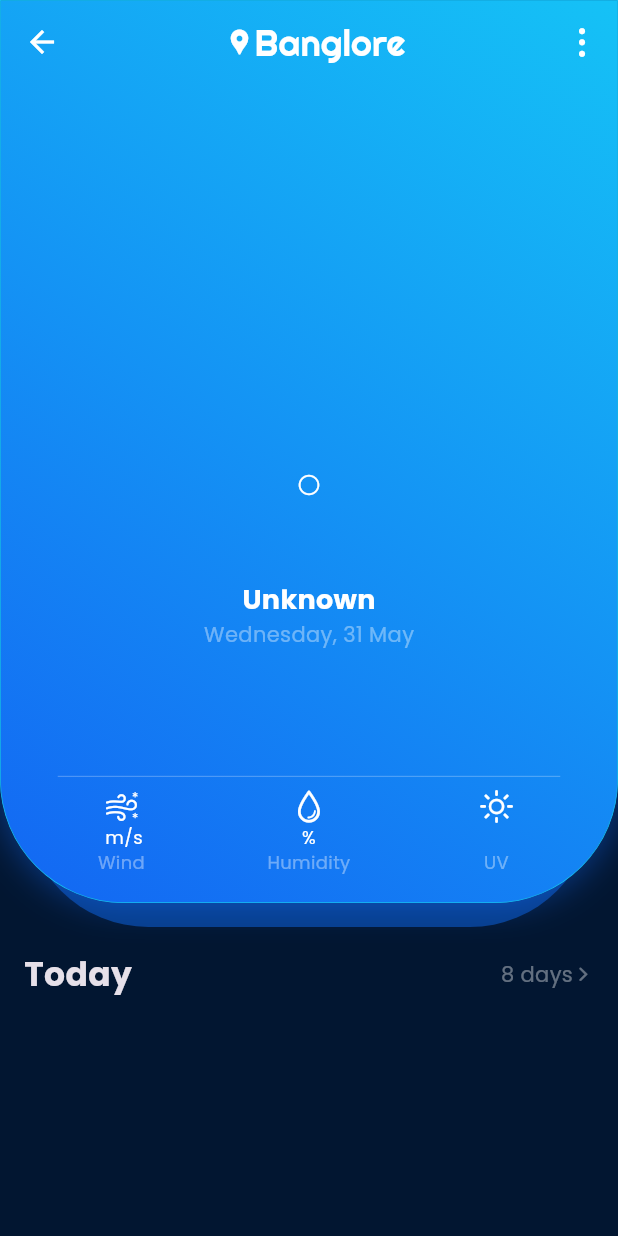
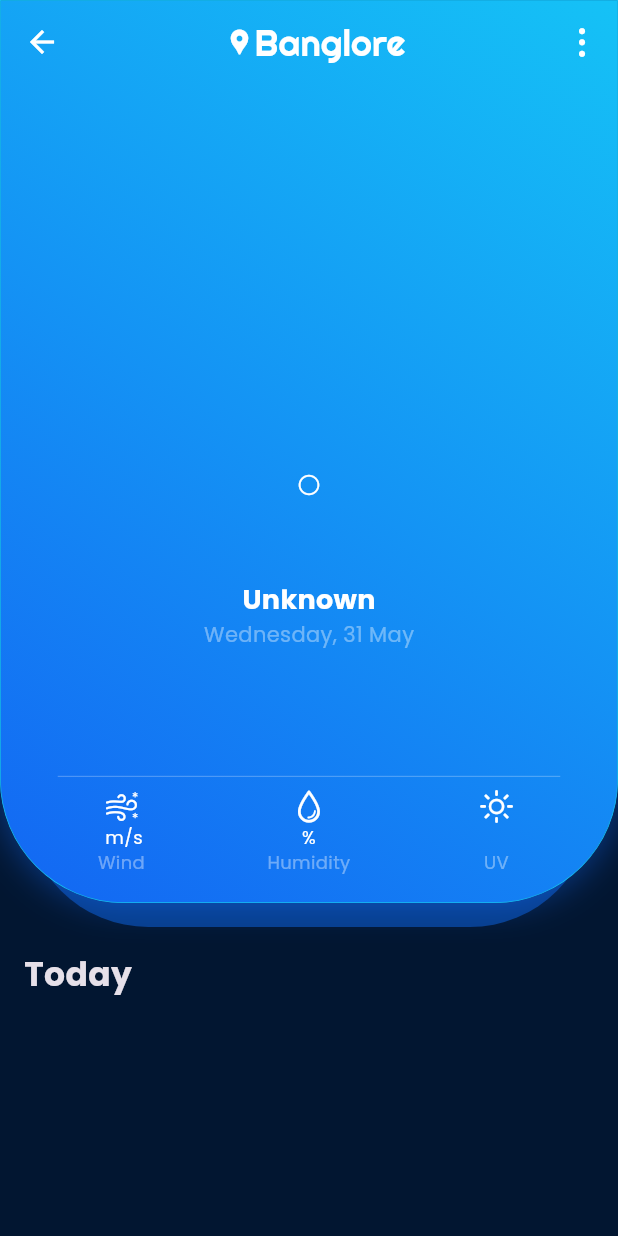
Before and after one commit to msugamsingh/ambee, a Flutter app: the HomePage screen opened by its route, on a phone screen of 412 x 824 dp. Run offline on Flutter 3.47's test engine with Material 2 defaults, Android fonts, the phone set to English and light mode, and no system bars; our stand-ins replace bloc, dio, equatable, firebase_core, firebase_dynamic_links, firebase_messaging and 7 more; missing offline and left inert: flutter_google_places_sdk; accounts and stored records are empty.

```diff
--- a/lib/app/home/ui/home_page.dart
+++ b/lib/app/home/ui/home_page.dart
@@ -6,8 +6,8 @@ import 'package:ambee/app/home/widget/location_field_bottomsheet.dart';
 import 'package:ambee/app/home/widget/weather_detail_item_widget.dart';
 import 'package:ambee/data/routes.dart';
 import 'package:ambee/data/theme/text_styles.dart';
+import 'package:ambee/utils/helper/date_formatter.dart';
 import 'package:ambee/utils/helper/string_extensions.dart';
-import 'package:ambee/utils/helper/date_formatter.dart';
 import 'package:ambee/utils/values/app_colors.dart';
 import 'package:ambee/utils/values/app_icons.dart';
 import 'package:ambee/utils/widgets/degree_text.dart';
@@ -163,12 +163,14 @@ class HomePage extends StatelessWidget {
                               'Today',
                               style: Styles.tsRegularHeadline22,
                             ),
-                            TextIconButton(
+                            ((state.weatherData?.daily?.length ?? 0) >= 2)
+                                ? TextIconButton(
                                     label: '8 days',
                                     icon: AppIcons.chevronForward,
                                     padding: const EdgeInsets.only(left: 8),
                                     onTap: () {
-                                Navigator.of(context).pushNamed(Routes.daily);
+                                      Navigator.of(context)
+                                          .pushNamed(Routes.daily);
                                     },
                                     iconSize: 14,
                                     style: Styles.tsRegularBodyText.copyWith(
@@ -182,6 +184,7 @@ class HomePage extends StatelessWidget {
                                         ? AppColors.white38
                                         : AppColors.bgColor38,
                                   )
+                                : const SizedBox(width: 8),
                           ],
                         ),
                       ),
```
Also changed, not shown: lib/app/daily_forcast/daily_data.dart (+4 -4 lines). Lines whose indentation alone changed are shown as unchanged.
